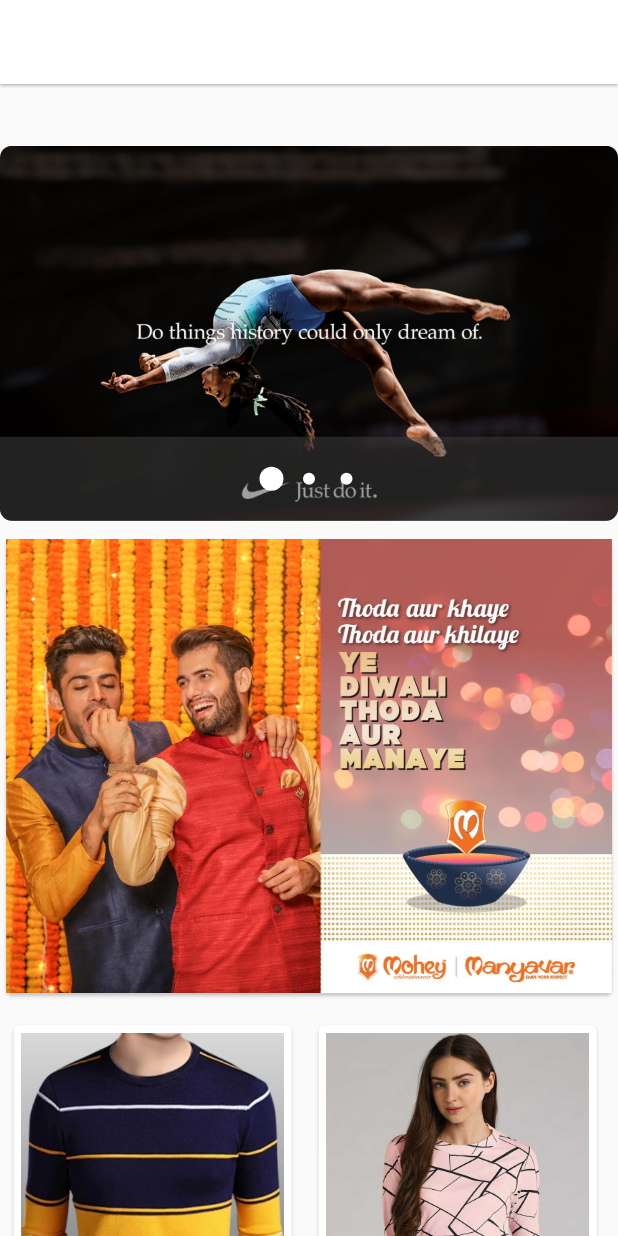
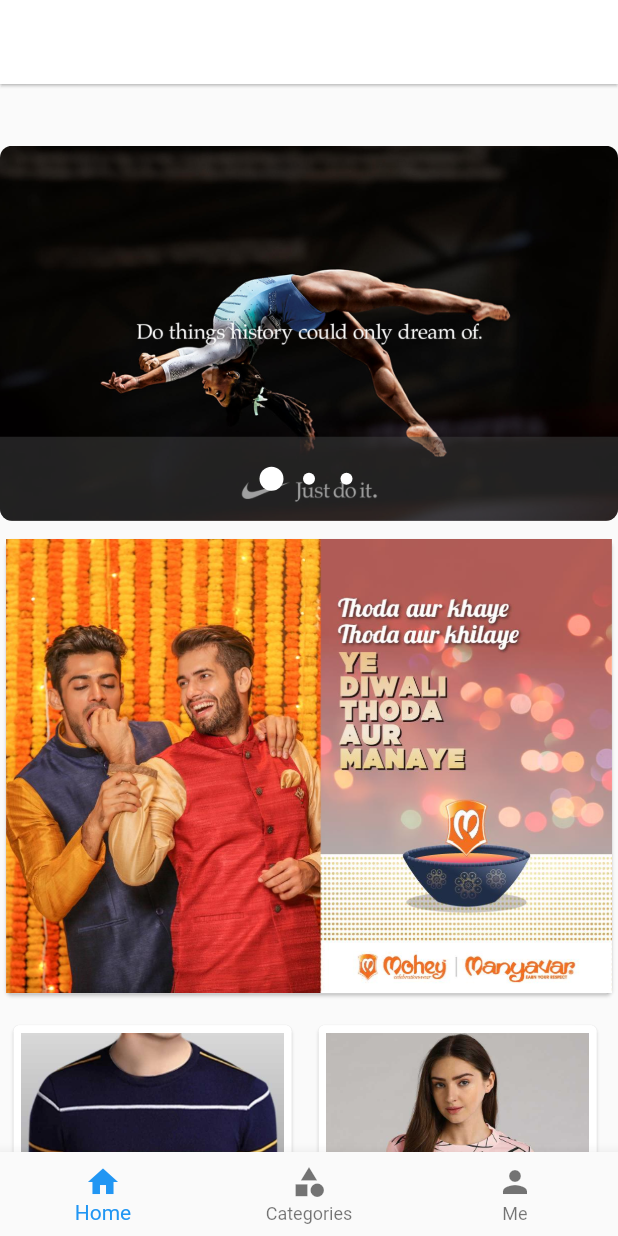
Before and after one commit to snath99920/TPE-Hackathon-VASTRA-demo, a Flutter app: the screen it shows after launch, on a phone screen of 412 x 824 dp. Run offline on Flutter 3.47's test engine with Material 2 defaults, Android fonts, the phone set to English and light mode, and no system bars; drawn by our look-alikes of carousel_pro; our stand-ins replace google_fonts.

Commit message:
Added bottom navigation bar and vastra page

```diff
--- a/lib/main.dart
+++ b/lib/main.dart
@@ -1,5 +1,6 @@
 import 'package:flutter/material.dart';
-import 'package:myapp/views/homepage.dart';
+// import 'package:myapp/views/homepage.dart';
+import 'package:myapp/widgets/bottomnavbar.dart';
 
 void main() {
   runApp(MyApp());
@@ -16,7 +17,7 @@ class MyApp extends StatelessWidget {
         primarySwatch: Colors.blue,
         visualDensity: VisualDensity.adaptivePlatformDensity,
       ),
-      home: HomePage(),
+      home: MyCustomBottomNavigationBar(),
     );
   }
 }
--- /dev/null
+++ b/lib/widgets/bottomnavbar.dart
@@ -0,0 +1,49 @@
+import 'package:flutter/material.dart';
+import 'package:myapp/views/homepage.dart';
+
+class MyCustomBottomNavigationBar extends StatefulWidget {
+  @override
+  _MyCustomBottomNavigationBarState createState() =>
+      _MyCustomBottomNavigationBarState();
+}
+
+class _MyCustomBottomNavigationBarState
+    extends State<MyCustomBottomNavigationBar> {
+  final List<Widget> _children = [
+    HomePage(),
+    HomePage(),
+    HomePage(),
+  ];
+  int _currentIndex = 0;
+
+  void barFunction(int index) {
+    setState(() {
+      _currentIndex = index;
+    });
+  }
+
+  @override
+  Widget build(BuildContext context) {
+    return Scaffold(
+      body: _children[_currentIndex],
+      bottomNavigationBar: BottomNavigationBar(
+        onTap: barFunction,
+        currentIndex: _currentIndex,
+        items: [
+          BottomNavigationBarItem(
+            icon: new Icon(Icons.home),
+            title: new Text("Home"),
+          ),
+          BottomNavigationBarItem(
+            icon: new Icon(Icons.category),
+            title: new Text("Categories"),
+          ),
+          BottomNavigationBarItem(
+            icon: new Icon(Icons.person),
+            title: new Text("Me"),
+          ),
+        ],
+      ),
+    );
+  }
+}
```
Also changed, not shown: lib/views/productdescription.dart (+111 -2 lines), lib/views/vastramain.dart (added, +129 -0 lines).
